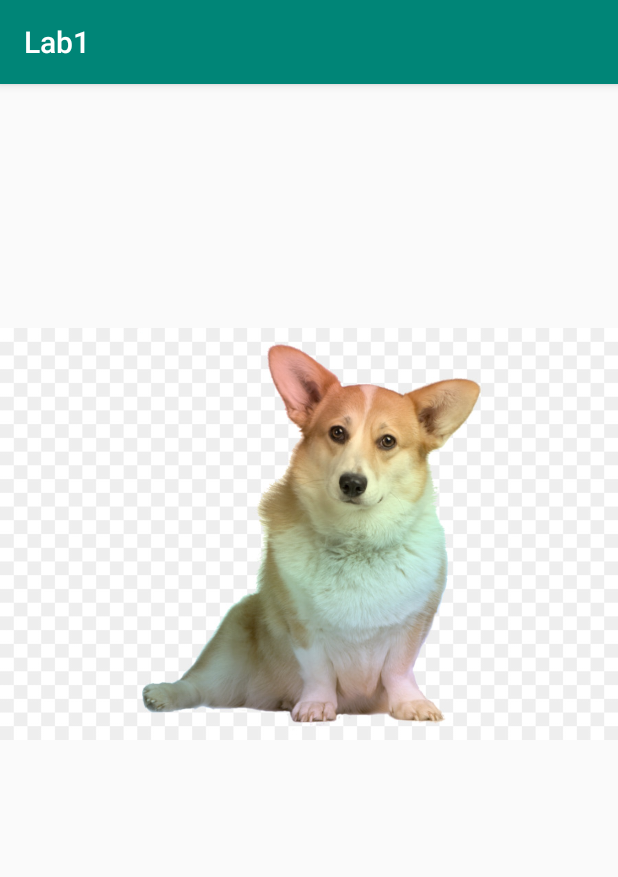
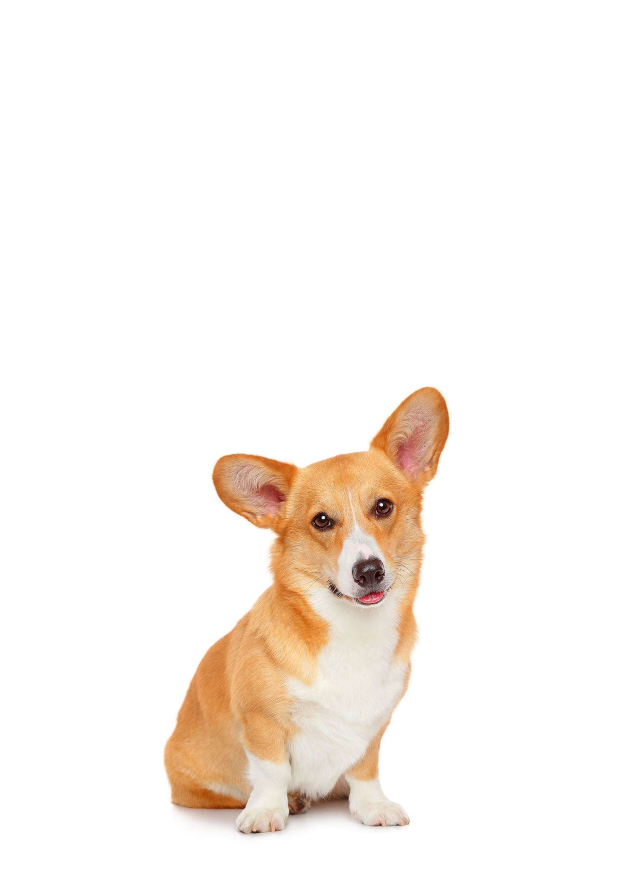
Before and after one commit to GooseArkasha/MyAndroidLabs, an Android app: the SplashScreen screen opened directly, with no data from a screen before it, on a phone screen of 412 x 824 dp. Shown: the top 877 px of the screen. Run offline under Robolectric (Android 15) with nearby library versions, the phone set to English and light mode, and no system bars.

Commit message:
second commit

```diff
--- a/Lab1/app/src/main/AndroidManifest.xml
+++ b/Lab1/app/src/main/AndroidManifest.xml
@@ -10,7 +10,8 @@
         android:supportsRtl="true"
         android:theme="@style/AppTheme">
 
-        <activity android:name=".SplashScreen">
+        <activity android:name=".SplashScreen"
+            android:theme="@style/Theme.AppCompat.Light.NoActionBar">
             <intent-filter>
                 <action android:name="android.intent.action.MAIN" />
 
--- a/Lab1/app/src/main/java/com/GooseArkasha/lab1/MainActivity.java
+++ b/Lab1/app/src/main/java/com/GooseArkasha/lab1/MainActivity.java
@@ -8,7 +8,9 @@ public class MainActivity extends AppCompatActivity {
 
     @Override
     protected void onCreate(Bundle savedInstanceState) {
+
         super.onCreate(savedInstanceState);
         setContentView(R.layout.activity_main);
+
     }
 }
--- a/Lab1/app/src/main/java/com/GooseArkasha/lab1/SplashScreen.java
+++ b/Lab1/app/src/main/java/com/GooseArkasha/lab1/SplashScreen.java
@@ -20,22 +20,22 @@ public class SplashScreen extends AppCompatActivity {
     protected void onResume(){
         super.onResume();
 
-        Thread thread = new Thread(new Runnable() {
+        Thread thread = new Thread(new Runnable() { //Создаем новый поток
             @Override
-            public void run() {
+            public void run() { //Переопределяем метод, который вызывается при запуске потока
                 try {
                     Log.d(TAG, "SLEEEEEEEEP");
-                    Thread.sleep(60000);
+                    Thread.sleep(2000); //Останавливаем работу потока на 2 с.
                 } catch (Exception e) {
                     Log.d(TAG, "Sleep Eror");
                 }
-
-                finish();
             }
         });
         thread.start();
 
         Intent intent = new Intent(this, MainActivity.class);
         startActivity(intent);
+
+
     }
 }
--- a/Lab1/app/src/main/res/layout/activity_splash_screen.xml
+++ b/Lab1/app/src/main/res/layout/activity_splash_screen.xml
@@ -8,9 +8,8 @@
 
     <ImageView
         android:id="@+id/imageView"
-        android:layout_width="wrap_content"
-        android:layout_height="wrap_content"
-        app:srcCompat="@drawable/corgi"
-        tools:layout_editor_absoluteX="-16dp"
-        tools:layout_editor_absoluteY="77dp" />
+        android:layout_width="match_parent"
+        android:layout_height="match_parent"
+        android:background="#FFFFFF"
+        app:srcCompat="@drawable/dog" />
 </FrameLayout>
```
Also changed, not shown: Lab1/app/src/main/java/com/GooseArkasha/lab1/Field.java (added, +11 -0 lines), Lab1/app/src/main/res/drawable/corgi.jpg (deleted), Lab1/app/src/main/res/drawable/dog.png (added), Lab1/app/src/main/res/drawable/miniCorgi.png (added).
